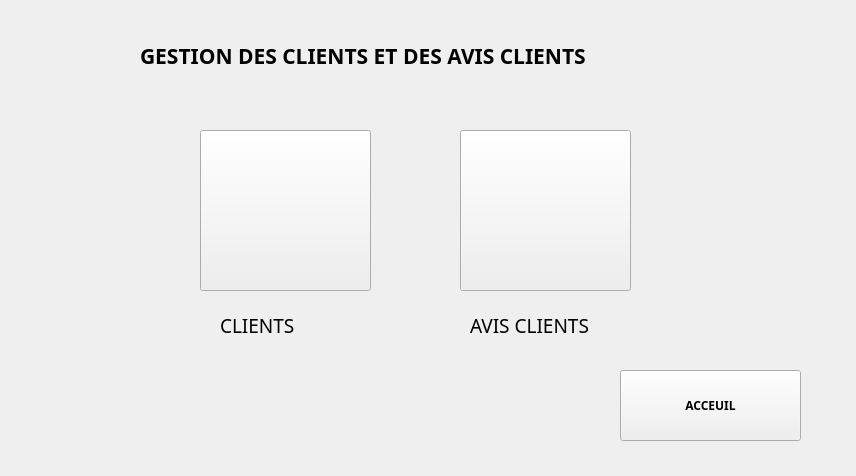
The window that GUI_ClientAvis.ui (habibcharfeddine/LocationVoiture) describes before a commit, drawn with Qt 5.
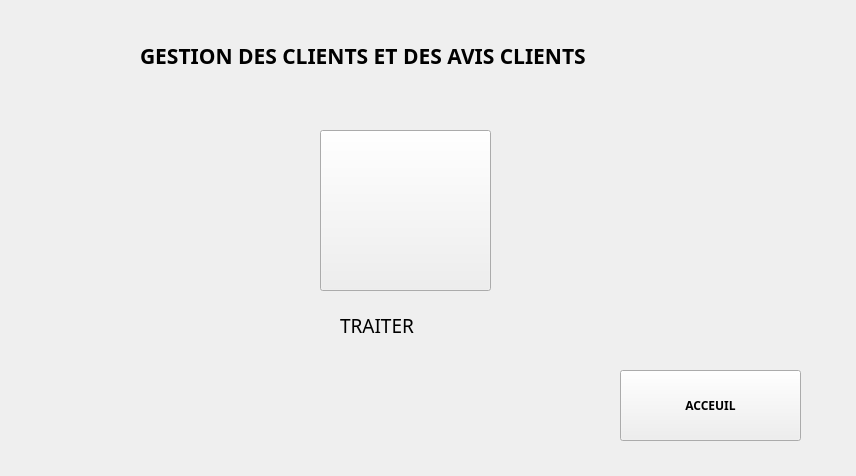
The same window after the commit. Icons and pictures are not drawn.

The edit to the form file:
```diff
--- a/GUI_ClientAvis.ui
+++ b/GUI_ClientAvis.ui
@@ -37,7 +37,7 @@
   <widget class="QPushButton" name="entraineurs">
    <property name="geometry">
     <rect>
-     <x>200</x>
+     <x>320</x>
      <y>130</y>
      <width>171</width>
      <height>161</height>
@@ -57,33 +57,10 @@
     </size>
    </property>
   </widget>
-  <widget class="QPushButton" name="joueurs">
-   <property name="geometry">
-    <rect>
-     <x>460</x>
-     <y>130</y>
-     <width>171</width>
-     <height>161</height>
-    </rect>
-   </property>
-   <property name="text">
-    <string/>
-   </property>
-   <property name="icon">
-    <iconset resource="images.qrc">
-     <normaloff>:/icons/pngwing.com.png</normaloff>:/icons/pngwing.com.png</iconset>
-   </property>
-   <property name="iconSize">
-    <size>
-     <width>200</width>
-     <height>200</height>
-    </size>
-   </property>
-  </widget>
   <widget class="QLabel" name="label_2">
    <property name="geometry">
     <rect>
-     <x>220</x>
+     <x>340</x>
      <y>300</y>
      <width>141</width>
      <height>51</height>
@@ -96,26 +73,7 @@
     </font>
    </property>
    <property name="text">
-    <string>CLIENTS</string>
-   </property>
-  </widget>
-  <widget class="QLabel" name="label_3">
-   <property name="geometry">
-    <rect>
-     <x>470</x>
-     <y>300</y>
-     <width>141</width>
-     <height>51</height>
-    </rect>
-   </property>
-   <property name="font">
-    <font>
-     <family>Century Gothic</family>
-     <pointsize>14</pointsize>
-    </font>
-   </property>
-   <property name="text">
-    <string>AVIS CLIENTS</string>
+    <string>TRAITER</string>
    </property>
   </widget>
   <widget class="QPushButton" name="pushButton">
```
Left out of the diff: 2 changed lines with no effect on the pictures.
